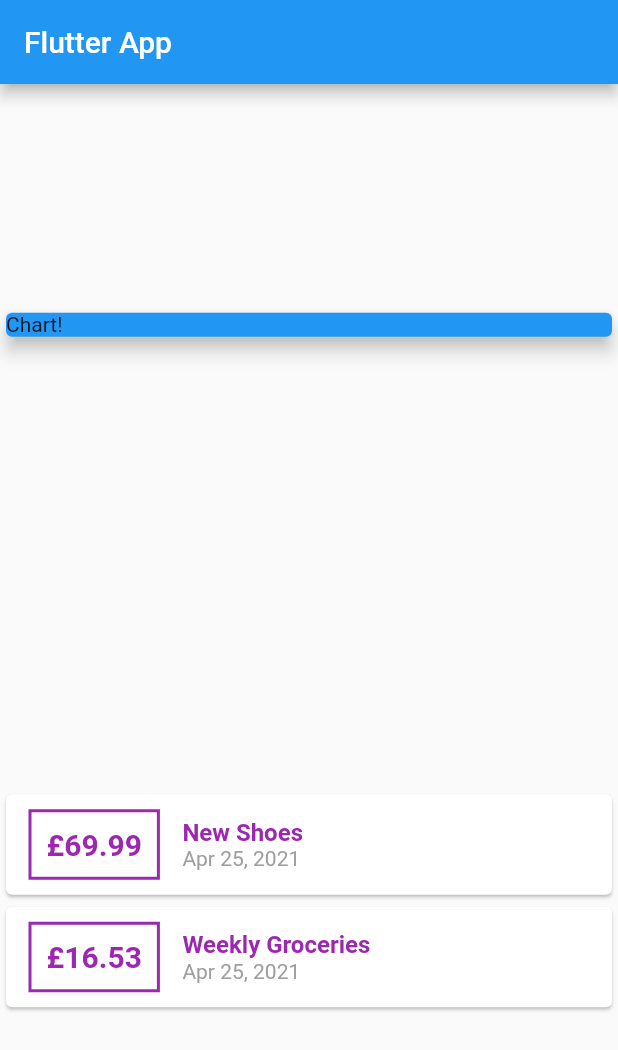
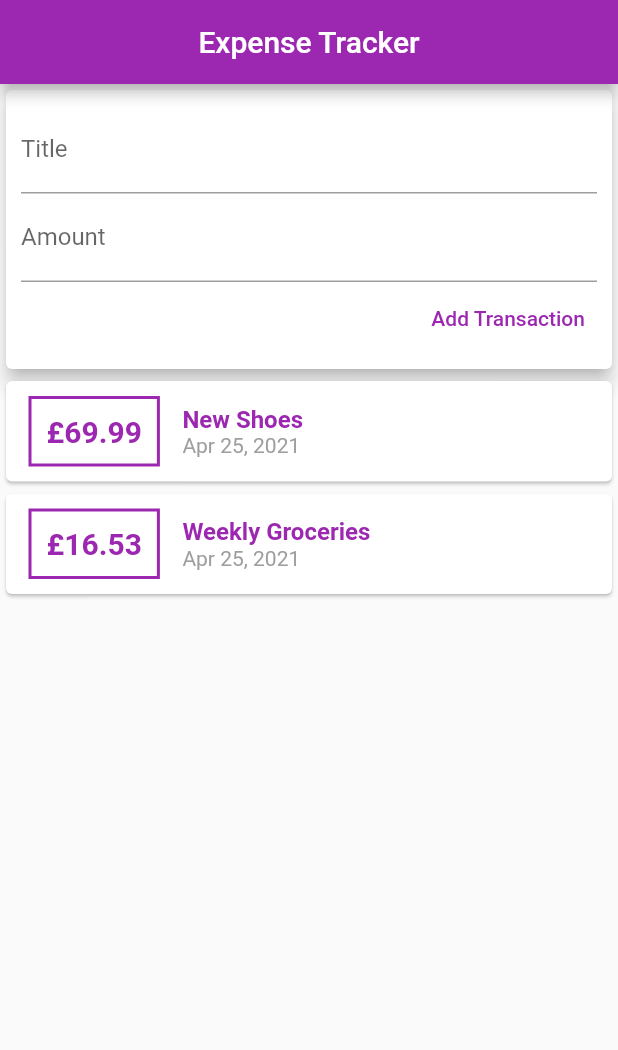
Before and after one commit to aroran1/expense_tracker_app, a Flutter app: the screen it shows after launch, on a phone screen of 412 x 824 dp. Shown: the top 1050 px of the screen. Run offline on Flutter 3.47's test engine with Material 2 defaults, Android fonts, the phone set to English and light mode, and no system bars.

Commit message:
added text filed for title and amount and grabbed value via onChange method

```diff
--- a/lib/main.dart
+++ b/lib/main.dart
@@ -1,6 +1,7 @@
 import 'package:flutter/material.dart';
 import './transaction.dart';
 import 'package:intl/intl.dart';
+// import 'package:uuid/uuid.dart';
 
 void main() {
   runApp(MyApp());
@@ -46,22 +47,64 @@ class MyHomePage extends StatelessWidget {
       date: DateTime.now(),
     )
   ];
+  // var uuid = Uuid();
+  String titleInput;
+  String amountInput;
+  // String id1 = uuid.v4();
+  // String id = Uuid().v4();
 
   @override
   Widget build(BuildContext context) {
     return Scaffold(
       appBar: AppBar(
-        title: Text('Flutter App'),
+        title: Text('Expense Tracker'),
+        backgroundColor: Colors.purple,
+        centerTitle: true,
       ),
       body: Column(
-        mainAxisAlignment: MainAxisAlignment.spaceAround,
+        // mainAxisAlignment: MainAxisAlignment.spaceAround,
         crossAxisAlignment: CrossAxisAlignment.stretch,
         children: <Widget>[
           Container(
             width: double.infinity,
             child: Card(
-              color: Colors.blue,
-              child: Text('Chart!'),
+              child: Container(
+                padding: EdgeInsets.all(10),
+                child: Column(
+                  crossAxisAlignment: CrossAxisAlignment.end,
+                  children: <Widget>[
+                    TextField(
+                      decoration: InputDecoration(labelText: 'Title'),
+                      onChanged: (value) {
+                        titleInput = value;
+                      },
+                    ),
+                    TextField(
+                      decoration: InputDecoration(labelText: 'Amount'),
+                      onChanged: (val) => amountInput = val,
+                    ),
+                    TextButton(
+                      onPressed: () {
+                        print(titleInput);
+                        print(amountInput);
+                        // transactions.add(
+                        //   Transaction(
+                        //     id: 't3',
+                        //     title: titleInput,
+                        //     amount: 12.99,
+                        //     date: DateTime.now(),
+                        //   ),
+                        // );
+                        // print(transactions.toList());
+                      },
+                      child: Text('Add Transaction'),
+                      style: TextButton.styleFrom(
+                        primary: Colors.purple,
+                      ),
+                    )
+                  ],
+                ),
+              ),
               elevation: 5,
             ),
           ),
--- a/pubspec.yaml
+++ b/pubspec.yaml
@@ -24,6 +24,7 @@ dependencies:
   flutter:
     sdk: flutter
   intl: ^0.17.0
+  uuid: ^3.0.4
 
 
   # The following adds the Cupertino Icons font to your application.
```
Also changed, not shown: pubspec.lock.
